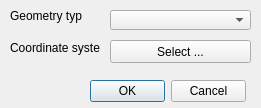
gltn/stdm, file ui/wizard/ui_geom_property.ui: the form before one commit.
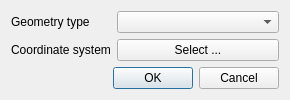
The form after the commit.

Commit message: Added layouts on Profile, Datetime and Geometry property editors; fixed issue #83 - entity disappearing when you edit to check supporting document

```diff
--- a/ui/wizard/ui_geom_property.ui
+++ b/ui/wizard/ui_geom_property.ui
@@ -6,41 +6,27 @@
    <rect>
     <x>0</x>
     <y>0</y>
-    <width>261</width>
+    <width>290</width>
     <height>108</height>
    </rect>
   </property>
   <property name="windowTitle">
    <string>Geometry properties</string>
   </property>
-  <widget class="QDialogButtonBox" name="buttonBox">
-   <property name="geometry">
-    <rect>
-     <x>90</x>
-     <y>80</y>
-     <width>156</width>
-     <height>23</height>
-    </rect>
+  <layout class="QGridLayout" name="gridLayout_2">
+   <property name="sizeConstraint">
+    <enum>QLayout::SetMaximumSize</enum>
    </property>
-   <property name="orientation">
-    <enum>Qt::Horizontal</enum>
-   </property>
-   <property name="standardButtons">
-    <set>QDialogButtonBox::Cancel|QDialogButtonBox::Ok</set>
-   </property>
-  </widget>
+   <item row="0" column="0">
+    <layout class="QGridLayout" name="gridLayout" columnstretch="0,1">
+     <property name="sizeConstraint">
+      <enum>QLayout::SetMaximumSize</enum>
+     </property>
+     <item row="0" column="0">
   <widget class="QLabel" name="label">
-   <property name="geometry">
-    <rect>
-     <x>10</x>
-     <y>8</y>
-     <width>72</width>
-     <height>16</height>
-    </rect>
-   </property>
    <property name="maximumSize">
     <size>
-     <width>200</width>
+         <width>16777215</width>
      <height>16777215</height>
     </size>
    </property>
@@ -48,24 +34,28 @@
     <string>Geometry type</string>
    </property>
   </widget>
+     </item>
+     <item row="0" column="1">
+      <widget class="QComboBox" name="cboGeoType">
+       <property name="maximumSize">
+        <size>
+         <width>500</width>
+         <height>16777215</height>
+        </size>
+       </property>
+      </widget>
+     </item>
+     <item row="1" column="0">
   <widget class="QLabel" name="label_2">
-   <property name="geometry">
-    <rect>
-     <x>10</x>
-     <y>40</y>
-     <width>90</width>
-     <height>16</height>
-    </rect>
-   </property>
    <property name="sizePolicy">
-    <sizepolicy hsizetype="Fixed" vsizetype="Preferred">
+        <sizepolicy hsizetype="Preferred" vsizetype="Preferred">
      <horstretch>0</horstretch>
      <verstretch>0</verstretch>
     </sizepolicy>
    </property>
    <property name="maximumSize">
     <size>
-     <width>200</width>
+         <width>16777215</width>
      <height>16777215</height>
     </size>
    </property>
@@ -73,29 +63,27 @@
     <string>Coordinate system</string>
    </property>
   </widget>
+     </item>
+     <item row="1" column="1">
   <widget class="QPushButton" name="btnCoord">
-   <property name="geometry">
-    <rect>
-     <x>110</x>
-     <y>40</y>
-     <width>141</width>
-     <height>23</height>
-    </rect>
-   </property>
    <property name="text">
     <string>Select ...</string>
    </property>
   </widget>
-  <widget class="QComboBox" name="cboGeoType">
-   <property name="geometry">
-    <rect>
-     <x>110</x>
-     <y>10</y>
-     <width>141</width>
-     <height>20</height>
-    </rect>
-   </property>
-  </widget>
+     </item>
+    </layout>
+   </item>
+   <item row="1" column="0">
+    <widget class="QDialogButtonBox" name="buttonBox">
+     <property name="orientation">
+      <enum>Qt::Horizontal</enum>
+     </property>
+     <property name="standardButtons">
+      <set>QDialogButtonBox::Cancel|QDialogButtonBox::Ok</set>
+     </property>
+    </widget>
+   </item>
+  </layout>
  </widget>
  <resources/>
  <connections>
```
Lines whose indentation alone changed are shown as unchanged. The commit also changes 6 other files.
